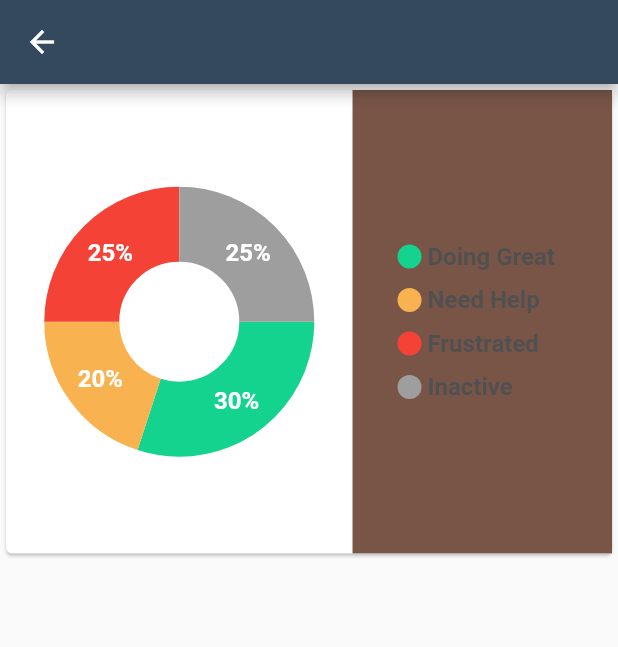
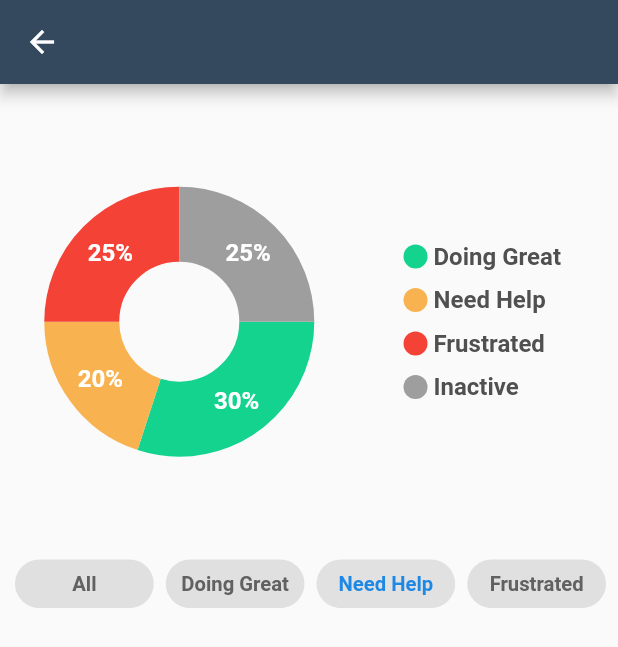
Before and after one commit to HollandPleskac/Class-Vibes-App-V2, a Flutter app: the IndividualClassTeacher screen opened directly with empty values, on a phone screen of 412 x 824 dp. Shown: the top 647 px of the screen. Run offline on Flutter 3.47's test engine with Material 2 defaults, Android fonts, the phone set to English and light mode, and no system bars; drawn by our look-alikes of fl_chart; our stand-ins replace cloud_firestore, curved_navigation_bar, font_awesome_flutter; accounts and stored records are empty.

```diff
--- a/lib/teacher_portal/individual_class_teacher.dart
+++ b/lib/teacher_portal/individual_class_teacher.dart
@@ -23,8 +23,61 @@ class _IndividualClassTeacherState extends State<IndividualClassTeacher> {
       body: Column(
         children: [
           PieChartSampleBig(),
+          Container(
+            height: 32.5,
+            child: ListView(
+              scrollDirection: Axis.horizontal,
+              children: [
+                Padding(
+                  padding: const EdgeInsets.only(left: 10),
+                  child: Button(name: 'All',isTouched: false,),
+                ),
+                Padding(
+                  padding: const EdgeInsets.only(left: 8),
+                  child: Button(name: 'Doing Great',isTouched: false,),
+                ),
+                Padding(
+                  padding: const EdgeInsets.only(left: 8),
+                  child: Button(name: 'Need Help',isTouched: true,),
+                ),
+                Padding(
+                  padding: const EdgeInsets.only(left: 8),
+                  child: Button(name: 'Frustrated',isTouched: false,),
+                ),
+                Padding(
+                  padding: const EdgeInsets.only(left: 8, right: 8),
+                  child: Button(name: 'Inactive',isTouched: false,),
+                ),
+              ],
+            ),
+          )
         ],
       ),
     );
   }
 }
+
+class Button extends StatelessWidget {
+  final String name;
+  final bool isTouched;
+
+  Button({this.name,this.isTouched});
+  @override
+  Widget build(BuildContext context) {
+    return Container(
+      decoration: BoxDecoration(
+          color: isTouched == true? Color.fromRGBO(225, 225, 225, 1) : Colors.grey[300], borderRadius: BorderRadius.circular(20)),
+      // height: 35,
+      width: 92.5,
+      child: Center(
+        child: Text(
+          name,
+          style: TextStyle(
+              color: isTouched == true? Colors.blue[600] : Colors.grey[700],
+              fontWeight: FontWeight.w600,
+              fontSize: 13.5),
+        ),
+      ),
+    );
+  }
+}
--- a/lib/widgets/pie_charts.dart
+++ b/lib/widgets/pie_charts.dart
@@ -15,9 +15,7 @@ class PieChart2State extends State {
   Widget build(BuildContext context) {
     return AspectRatio(
       aspectRatio: 1.3,
-      child: Card(
-        color: Colors.white,
-        child: Row(
+      child: Row(
           children: <Widget>[
             const SizedBox(
               height: 18,
@@ -39,7 +37,7 @@ class PieChart2State extends State {
                         });
                       }),
                       borderData: FlBorderData(
-                        show: true,
+                        show: false,
                       ),
                       sectionsSpace: 0,
                       centerSpaceRadius: 40,
@@ -47,8 +45,7 @@ class PieChart2State extends State {
                 ),
               ),
             ),
-            Container(
-              color: Colors.brown,
+            Padding(
               padding: EdgeInsets.only(right: 38, left: 30),
               child: Column(
                 mainAxisSize: MainAxisSize.max,
@@ -95,7 +92,7 @@ class PieChart2State extends State {
             // ),
           ],
         ),
-      ),
+
     );
   }
 
```
